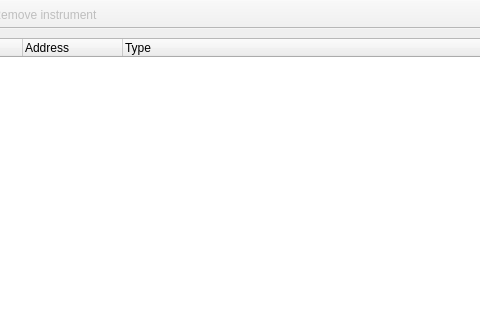
The window that ui/RackWindow.ui (AlexisMrl/HegelLab) describes before a commit, drawn with Qt 5; both pictures show x 187 to 667 and y 0 to 320 of the 813 by 458 pixel window.
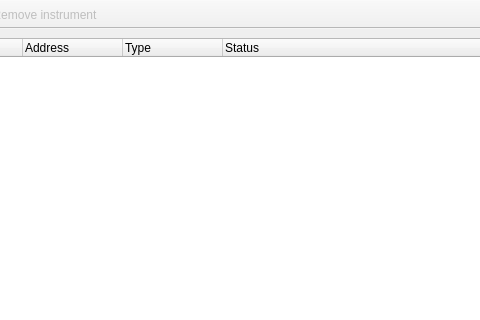
The same window after the commit. Icons and pictures are not drawn. Custom widgets are drawn as their Qt base class.

What changed in the file:
```diff
--- a/ui/RackWindow.ui
+++ b/ui/RackWindow.ui
@@ -37,6 +37,11 @@
         <string>Type</string>
        </property>
       </column>
+      <column>
+       <property name="text">
+        <string>Status</string>
+       </property>
+      </column>
      </widget>
     </item>
     <item>
```
